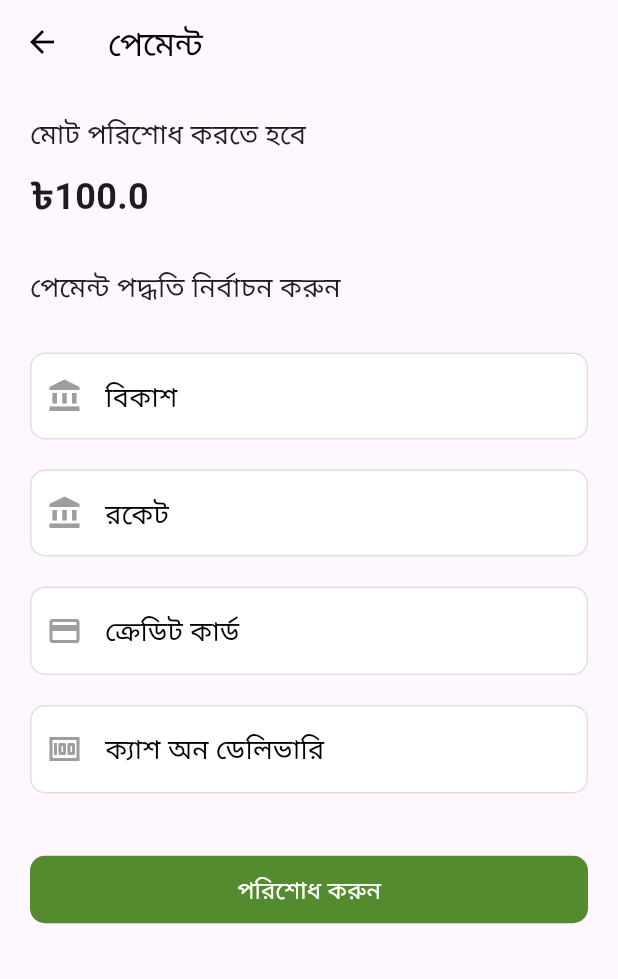
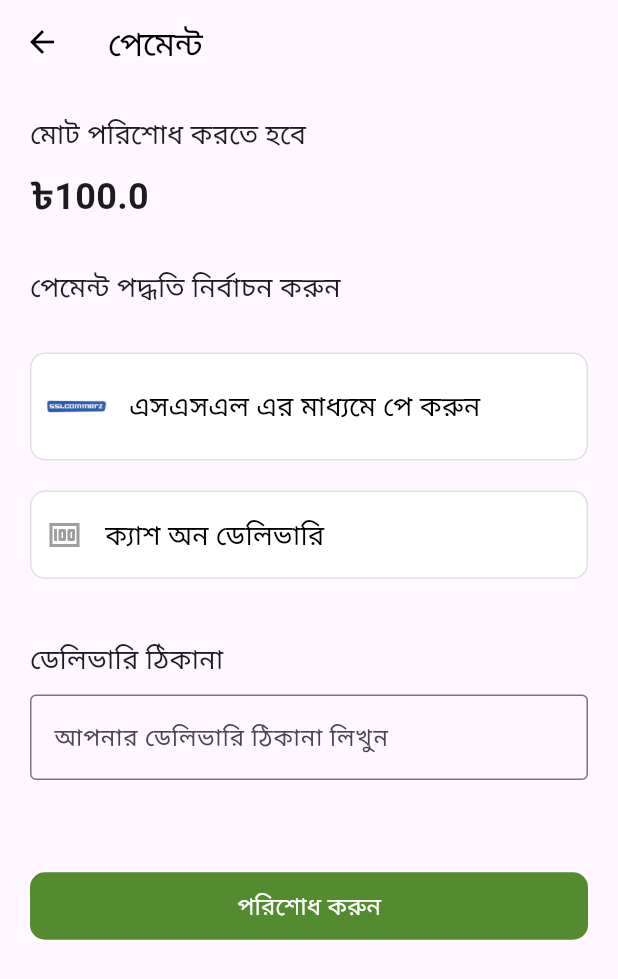
Before and after one commit to EusufUddin8926/flutter_e_commerce_app, a Flutter app: the PaymentPage screen opened directly with empty values, on a phone screen of 412 x 824 dp. Shown: the top 979 px of the screen. Run offline on Flutter 3.47's test engine with Material 3 defaults, Android fonts, the phone set to English and light mode, and no system bars; our stand-ins replace cloud_firestore, dotted_border, firebase_auth, firebase_core, firebase_storage, flashy_tab_bar2 and 9 more; missing offline and left inert: flutter_sslcommerz; accounts and stored records are empty; network calls fail.

Commit message:
Added Payment/Cod check redirecion and delivery address sent to farmer_order

```diff
--- a/lib/pages/farmer_order.dart
+++ b/lib/pages/farmer_order.dart
@@ -150,6 +150,8 @@ class _FarmerOrderItemState extends State<FarmerOrderItem> {
             const SizedBox(height: 8.0),
             Text('Customer: ${widget.orderModel.customerName}'),
             const SizedBox(height: 8.0),
+            Text('Delivery Address: ${widget.orderModel.shippingAddress}'),
+            const SizedBox(height: 8.0),
             Text('Total Price: \$${widget.orderModel.total_price}'),
             const SizedBox(height: 8.0),
             Text('Status: ${widget.orderModel.orderStatus}'),
--- a/lib/pages/payment.dart
+++ b/lib/pages/payment.dart
@@ -19,6 +19,7 @@ class PaymentPage extends StatefulWidget {
 class _PaymentPageState extends State<PaymentPage> {
   String? selectedPaymentMethod;
   bool _isLoading = false;
+  final TextEditingController _addressController = TextEditingController();
 
   @override
   Widget build(BuildContext context) {
@@ -29,7 +30,7 @@ class _PaymentPageState extends State<PaymentPage> {
         elevation: 0,
         iconTheme: const IconThemeData(color: Colors.black),
       ),
-      body: Padding(
+      body: SingleChildScrollView(
         padding: const EdgeInsets.all(20.0),
         child: Column(
           crossAxisAlignment: CrossAxisAlignment.start,
@@ -40,18 +41,30 @@ class _PaymentPageState extends State<PaymentPage> {
             const SizedBox(height: 30),
             const Text('পেমেন্ট পদ্ধতি নির্বাচন করুন', style: TextStyle(fontSize: 18)),
             const SizedBox(height: 20),
-            buildPaymentOption(context, 'বিকাশ', Icons.account_balance),
-            buildPaymentOption(context, 'রকেট', Icons.account_balance),
-            buildPaymentOption(context, 'ক্রেডিট কার্ড', Icons.credit_card),
-            buildPaymentOption(context, 'ক্যাশ অন ডেলিভারি', Icons.money),
+            buildPaymentOption(context, 'এসএসএল এর মাধ্যমে পে করুন', image: const AssetImage("assets/images/ssl_logo.png")),
+            buildPaymentOption(context, 'ক্যাশ অন ডেলিভারি', icon: Icons.money),
             const SizedBox(height: 30),
+
+            // Delivery Address Field
+            const Text('ডেলিভারি ঠিকানা', style: TextStyle(fontSize: 18)),
+            const SizedBox(height: 10),
+            TextField(
+              controller: _addressController,
+              decoration: const InputDecoration(
+                border: OutlineInputBorder(),
+                hintText: 'আপনার ডেলিভারি ঠিকানা লিখুন',
+              ),
+            ),
+            const SizedBox(height: 60),
+
+            // Payment Button
             MaterialButton(
               onPressed: () async {
                 if (selectedPaymentMethod != null) {
                   await _handlePayment(); // Call _handlePayment here
                 } else {
                   ScaffoldMessenger.of(context).showSnackBar(
-                    const SnackBar(content: Text('Please select a payment method')),
+                    const SnackBar(content: Text('অনুগ্রহ করে পেমেন্ট পদ্ধতি নির্বাচন করুন')),
                   );
                 }
               },
@@ -75,7 +88,8 @@ class _PaymentPageState extends State<PaymentPage> {
     );
   }
 
-  Widget buildPaymentOption(BuildContext context, String title, IconData icon) {
+
+  Widget buildPaymentOption(BuildContext context, String title, {IconData? icon, ImageProvider? image}) {
     final isSelected = selectedPaymentMethod == title;
     return GestureDetector(
       onTap: () {
@@ -93,7 +107,10 @@ class _PaymentPageState extends State<PaymentPage> {
         ),
         child: Row(
           children: <Widget>[
-            Icon(icon, color: isSelected ? Colors.lightGreen[800] : Colors.grey),
+            if (image != null)
+              Image(image: image, width: 40, height: 40)  // Display image if provided
+            else if (icon != null)
+              Icon(icon, color: isSelected ? Colors.lightGreen[800] : Colors.grey),  // Display icon if provided
             const SizedBox(width: 15),
             Text(title, style: TextStyle(fontSize: 18, color: isSelected ? Colors.lightGreen[800] : Colors.black)),
           ],
@@ -107,6 +124,16 @@ class _PaymentPageState extends State<PaymentPage> {
       _isLoading = true;
     });
 
+    // Check if the address field is empty
+    if (_addressController.text.isEmpty) {
+      setState(() {
+        _isLoading = false;
+      });
+      ScaffoldMessenger.of(context).showSnackBar(
+        const SnackBar(content: Text('অনুগ্রহ করে আপনার ঠিকানা লিখুন')),
+      );
+      return;
+    }
     // Generate a unique order ID
     var orderId = DateTime.now().millisecondsSinceEpoch.toString();
 
@@ -114,7 +141,7 @@ class _PaymentPageState extends State<PaymentPage> {
     for (Product product in widget.cartItems) {
       FirestoreServices.saveOrders(OrderModel(
         orderId,
-        "123455666",
+        "12345678",
         FirebaseAuth.instance.currentUser!.uid,
         FirebaseAuth.instance.currentUser!.displayName!,
         product.productName,
@@ -124,11 +151,13 @@ class _PaymentPageState extends State<PaymentPage> {
         product.total_price,
         "Pending",
         selectedPaymentMethod.toString(),
-        "",
+        _addressController.text,
         0,
       ));
     }
 
+    // Check payment method and handle accordingly
+    if (selectedPaymentMethod == 'এসএসএল এর মাধ্যমে পে করুন') {
       // Call the payNow function from PaymentService
       await PaymentService.payNow(context, widget.totalPrice + 100, orderId);
 
@@ -138,11 +167,10 @@ class _PaymentPageState extends State<PaymentPage> {
       setState(() {
         _isLoading = false;
       });
-
-    // Navigate to the PaymentSuccess page
+    }    // Navigate to the PaymentSuccess page
     Navigator.pushReplacement(
       context,
-      MaterialPageRoute(builder: (context) => const PaymentSuccess()),
+      MaterialPageRoute(builder: (context) => const OrderSuccess()),
     );
   }
 }
```
Also changed, not shown: lib/pages/payment_success.dart (+6 -6 lines), assets/images/ssl_logo.png (added). Lines whose indentation alone changed are shown as unchanged.
